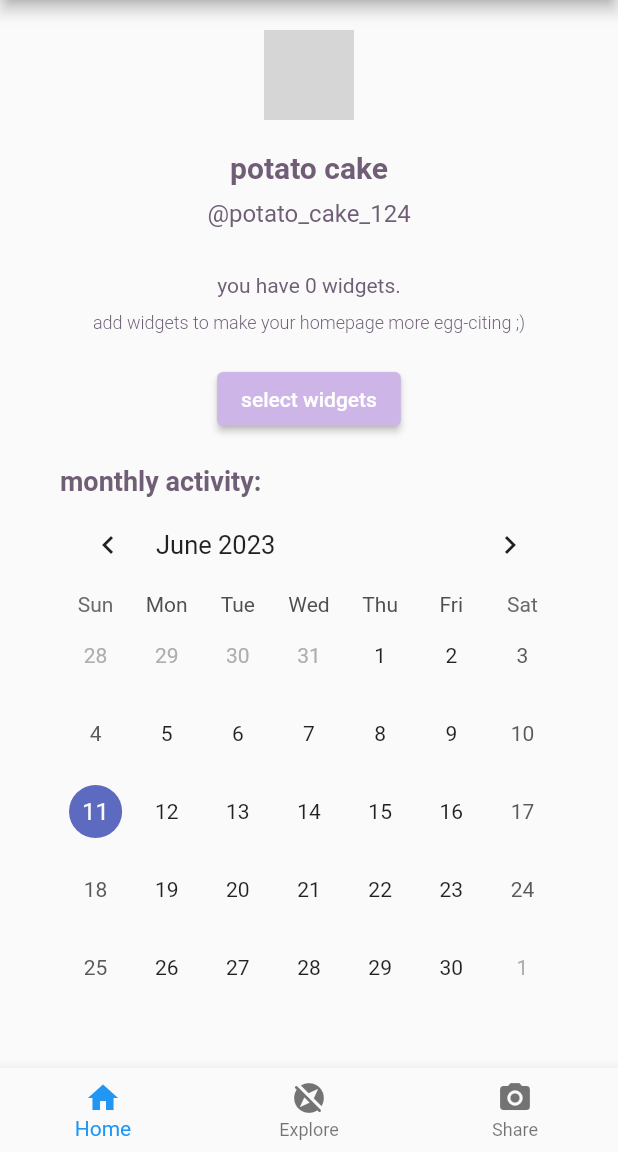
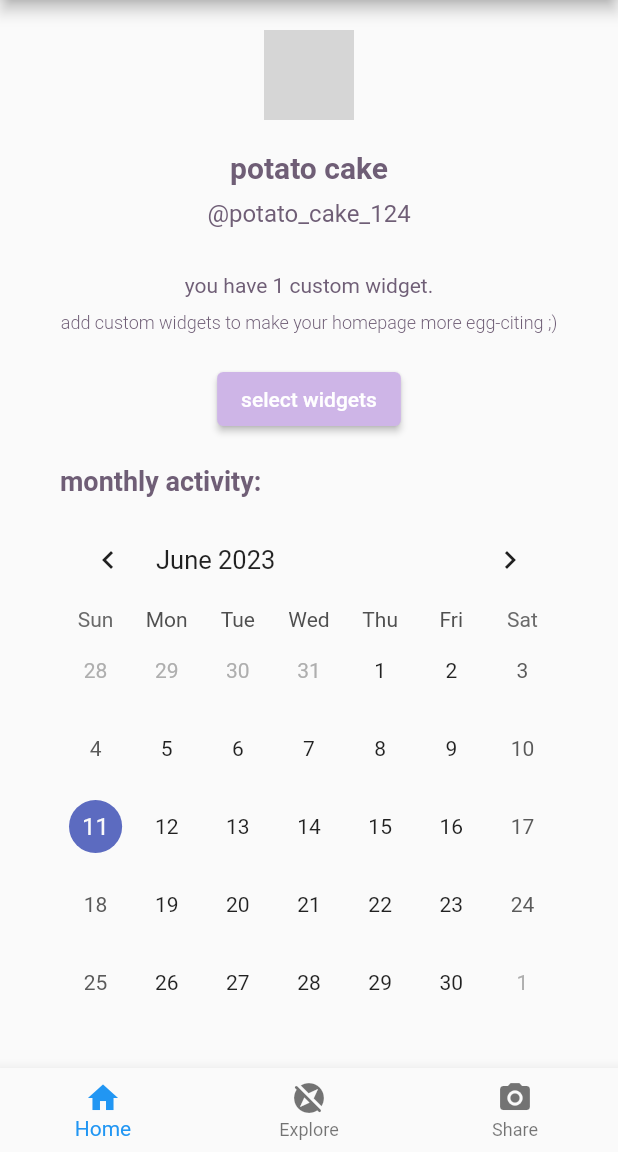
Before and after one commit to Zami-Lee/wrApped, a Flutter app: the screen it shows after launch, on a phone screen of 412 x 824 dp, the part 84-1236 px from its top. Run offline on Flutter 3.47's test engine with Material 2 defaults, Android fonts, the light colour scheme and no system bars; drawn by our look-alikes of table_calendar; grey boxes are pictures that could not be loaded.

Commit message:
fixed formatting of custom widgets

```diff
--- a/lib/home_page.dart
+++ b/lib/home_page.dart
@@ -1,8 +1,5 @@
 import 'package:flutter/material.dart';
-import 'package:flutter_calendar_carousel/flutter_calendar_carousel.dart';
-import 'package:flutter_calendar_carousel/classes/event_list.dart';
 import 'package:table_calendar/table_calendar.dart';
-
 
 Color mainTextColour =  const Color(0xFF6F5E76);
 Color boxColour = const Color(0xFFCEB5E7);
@@ -23,7 +20,7 @@
   AssetImage profilePhoto = const AssetImage('assets/images/cake.jpg');
   String username = 'potato cake';
   String handle = '@potato_cake_124';
-  int _widgetCount = 0;
+  int _widgetCount = 1;
 
   List<Widget> _userWidgets = [];
 
@@ -54,17 +51,17 @@
             const SizedBox(height: 30),
             (_widgetCount == 0 || _widgetCount > 1) ?
             Text(
-              "you have $_widgetCount widgets.",
+              "you have $_widgetCount custom widgets.",
               style: TextStyle(color: mainTextColour)
             ) :
             Text(
-              "you have $_widgetCount widget.",
+              "you have $_widgetCount custom widget.",
               style: TextStyle(color: mainTextColour)
             ),
             const SizedBox(height: 10),
-            if (_widgetCount == 0)
+            if (_widgetCount == 1)
               Text(
-                "add widgets to make your homepage more egg-citing ;)",
+                "add custom widgets to make your homepage more egg-citing ;)",
                 style: TextStyle(color: mainTextColour, fontSize: 12, fontWeight: FontWeight.w300)
               ),
             const SizedBox(height: 20),
@@ -139,7 +136,7 @@
               child: const Text('select widgets'),
             ),
             Container(
-              alignment: Alignment.center,
+              alignment: Alignment.centerLeft,
               child: const CalendarWidget(),
             ),
             const SizedBox(height: 20),
@@ -316,13 +313,15 @@
       height: 400,
       child: Padding(
         padding: EdgeInsets.symmetric(horizontal: customWidgetPaddingLeft),
-        child: Expanded(
+        child: Flexible(
+          fit: FlexFit.loose, // Allow the widget to shrink if needed
           child: Column(
             mainAxisAlignment: MainAxisAlignment.start,
             crossAxisAlignment: CrossAxisAlignment.start,
             children: [
               const SizedBox(height: 20),
-                Text("most expensive meals this month:",
+              Text(
+                "most expensive meals this month:",
                 style: TextStyle(color: mainTextColour, fontSize: 18, fontWeight: FontWeight.bold),
               ),
               const SizedBox(height: 20),
@@ -359,7 +358,6 @@
       children: [
         Container(
           alignment: Alignment.centerLeft,
-            child: Flexible(
           child: ClipRRect(
             borderRadius: BorderRadius.circular(10),
             child: Image.asset(
@@ -370,19 +368,18 @@
             ),
           ),
         ),
-          ),
         const SizedBox(width: 30),
-          Container(
+        Expanded(
+          child: Container(
             width: 100,
             height: 100,
             alignment: Alignment.topLeft,
-            child: Flexible(
             child: Column(
               crossAxisAlignment: CrossAxisAlignment.start,
               children: [
                 Text(
                   restaurantName,
-                    style: TextStyle(fontSize: 14, color: mainTextColour, fontStyle: FontStyle.italic,fontWeight: FontWeight.w300),
+                  style: TextStyle(fontSize: 14, color: mainTextColour, fontStyle: FontStyle.italic, fontWeight: FontWeight.w300),
                 ),
                 const SizedBox(height: 20),
                 Text(
@@ -398,14 +395,12 @@
           width: 100,
           height: 100,
           alignment: Alignment.topRight,
-            child: Flexible(
           child: Text('$ranking', style: TextStyle(fontSize: 18, color: mainTextColour)),
         ),
-          ),
       ],
-      // ),
     );
   }
+
 }
 
 class CalendarWidget extends StatefulWidget {
@@ -428,14 +423,22 @@
         width: customWidgetWidth,
         height: 440,
         child: Column(
-                mainAxisAlignment: MainAxisAlignment.start,
+          // mainAxisAlignment: MainAxisAlignment.start,
           crossAxisAlignment: CrossAxisAlignment.start,
           children: [
             const SizedBox(height: 20),
-                        Text("monthly activity:",
-                          style: TextStyle(color: mainTextColour, fontSize: 18, fontWeight: FontWeight.bold),
+            Text(
+              "monthly activity:",
+              style: TextStyle(
+                color: mainTextColour,
+                fontSize: 18,
+                fontWeight: FontWeight.bold,
               ),
-                  TableCalendar(
+            ),
+            const SizedBox(height: 10),
+            Align(
+              alignment: Alignment.centerLeft,
+              child: TableCalendar(
                 calendarFormat: _calendarFormat,
                 availableCalendarFormats: const {
                   CalendarFormat.month: 'Month',
@@ -459,9 +462,10 @@
                 //   });
                 // },
               ),
+            ),
           ],
-              )
-            )
+        ),
+      ),
     );
   }
 }
```
Lines whose indentation alone changed are shown as unchanged.
